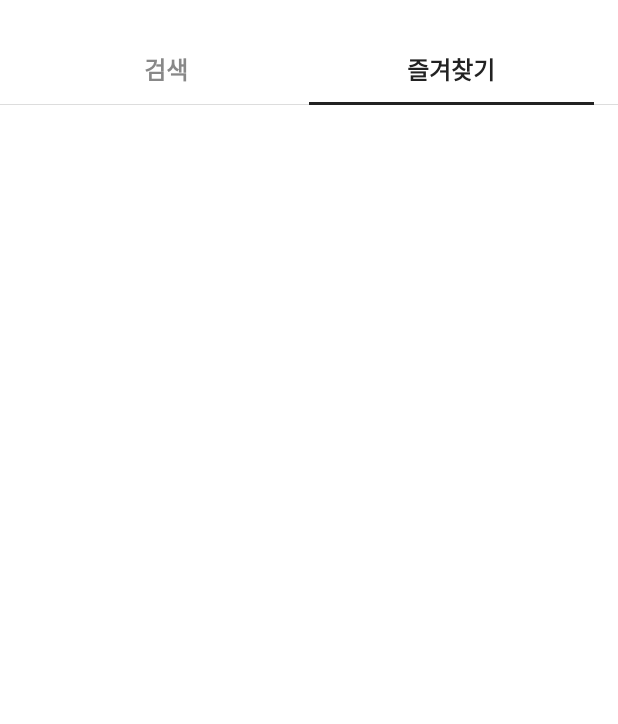
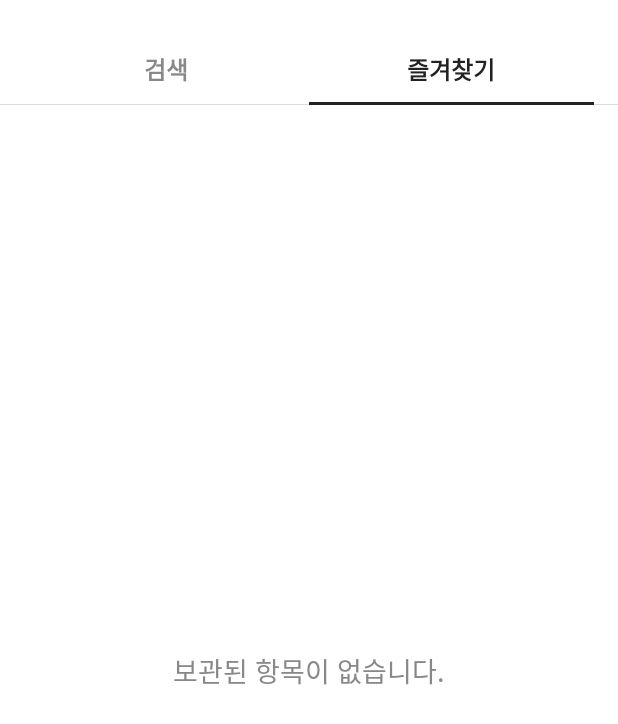
Before and after one commit to man-ramen-black/ImageCollector, an Android app: the screen it shows after launch (MainActivity), tab 2 chosen, on a phone screen of 412 x 824 dp. Shown: the top 724 px of the screen. Run offline under Robolectric (Android 15) with nearby library versions, the phone set to English and light mode, and no system bars; our stand-ins replace Dagger/Hilt's generated code, data binding, paging; pictures from the network do not load; 1 statement that could not run was skipped.

Commit message:
수정: 보관된 항목 없음 ui 추가, adapter itemCallback 설정 추가, 코드 정리

```diff
--- a/app/src/main/java/com/black/imagesearcher/base/data/BasePreferences.kt
+++ b/app/src/main/java/com/black/imagesearcher/base/data/BasePreferences.kt
@@ -24,7 +24,6 @@ abstract class BasePreferences(private val context: Context) {
             preferences.registerOnSharedPreferenceChangeListener(listener)
 
             awaitClose {
-                Log.d("flow close")
                 preferences.unregisterOnSharedPreferenceChangeListener(listener)
             }
         }
--- a/app/src/main/java/com/black/imagesearcher/ui/main/favorite/FavoriteAdapter.kt
+++ b/app/src/main/java/com/black/imagesearcher/ui/main/favorite/FavoriteAdapter.kt
@@ -2,16 +2,15 @@ package com.black.imagesearcher.ui.main.favorite
 
 import android.view.ViewGroup
 import androidx.databinding.ViewDataBinding
+import com.black.imagesearcher.R
 import com.black.imagesearcher.base.adapter.BaseListAdapter
 import com.black.imagesearcher.base.adapter.BaseViewHolder
-import com.black.imagesearcher.data.model.Content
-import com.black.imagesearcher.R
 import com.black.imagesearcher.databinding.ItemFavoriteBinding
 
 /**
  * [FavoriteFragment]
  **/
-class FavoriteAdapter: BaseListAdapter<FavoriteItem>() {
+class FavoriteAdapter: BaseListAdapter<FavoriteItem>({ old, new -> old.content == new.content }) {
     class ViewHolder(binding: ItemFavoriteBinding): BaseViewHolder<ItemFavoriteBinding, FavoriteItem>(binding) {
         override fun bind(item: FavoriteItem) {
             binding.item = item
--- a/app/src/main/java/com/black/imagesearcher/ui/main/favorite/FavoriteFragment.kt
+++ b/app/src/main/java/com/black/imagesearcher/ui/main/favorite/FavoriteFragment.kt
@@ -23,6 +23,7 @@ class FavoriteFragment: BaseFragment<FragmentFavoriteBinding>() {
     override fun onBindVariable(binding: FragmentFavoriteBinding) {
         adapter = FavoriteAdapter()
         binding.adapter = adapter
+        binding.viewModel = viewModel
         viewModel.observeEvent(viewLifecycleOwner, this)
 
         lifecycleScope.launch {
--- a/app/src/main/java/com/black/imagesearcher/ui/main/favorite/FavoriteViewModel.kt
+++ b/app/src/main/java/com/black/imagesearcher/ui/main/favorite/FavoriteViewModel.kt
@@ -1,15 +1,14 @@
 package com.black.imagesearcher.ui.main.favorite
 
-import androidx.lifecycle.viewModelScope
+import androidx.lifecycle.asLiveData
 import com.black.imagesearcher.base.viewmodel.EventViewModel
 import com.black.imagesearcher.data.SearchRepository
 import com.black.imagesearcher.data.model.Content
 import com.black.imagesearcher.util.Log
-import com.black.imagesearcher.util.Util.isNotCompleted
 import dagger.hilt.android.lifecycle.HiltViewModel
-import kotlinx.coroutines.Job
+import kotlinx.coroutines.flow.count
+import kotlinx.coroutines.flow.distinctUntilChanged
 import kotlinx.coroutines.flow.map
-import kotlinx.coroutines.launch
 import javax.inject.Inject
 
 /**
@@ -34,6 +33,11 @@ class FavoriteViewModel @Inject constructor(
             }
         }
 
+    val isEmpty = favoriteFlow
+        .map { it.isEmpty() }
+        .distinctUntilChanged()
+        .asLiveData()
+
     private fun onClickContent(content: Content) {
         Log.v(content)
         sendEvent(EVENT_SHOW_DETAIL, content)
--- a/app/src/main/java/com/black/imagesearcher/ui/main/search/SearchAdapter.kt
+++ b/app/src/main/java/com/black/imagesearcher/ui/main/search/SearchAdapter.kt
@@ -8,7 +8,17 @@ import com.black.imagesearcher.R
 import com.black.imagesearcher.databinding.ItemSearchBinding
 import com.black.imagesearcher.databinding.ItemSearchDividerBinding
 
-class SearchAdapter: BasePagingAdapter<SearchItem>() {
+class SearchAdapter: BasePagingAdapter<SearchItem>({ old, new ->
+    when {
+        old is SearchItem.ContentItem && new is SearchItem.ContentItem -> {
+            old.content == new.content
+        }
+        old is SearchItem.PageDivider && new is SearchItem.PageDivider -> {
+            old.page == new.page
+        }
+        else -> false
+    }
+}) {
     companion object {
         private const val VIEW_TYPE_SEARCH_ITEM = 0
         private const val VIEW_TYPE_DIVIDER = 1
--- a/app/src/main/res/layout/fragment_favorite.xml
+++ b/app/src/main/res/layout/fragment_favorite.xml
@@ -2,9 +2,13 @@
 <layout xmlns:android="http://schemas.android.com/apk/res/android"
     xmlns:app="http://schemas.android.com/apk/res-auto">
     <data>
+        <import type="android.view.View"/>
         <variable
             name="adapter"
             type="com.black.imagesearcher.ui.main.favorite.FavoriteAdapter" />
+        <variable
+            name="viewModel"
+            type="com.black.imagesearcher.ui.main.favorite.FavoriteViewModel" />
     </data>
     <androidx.constraintlayout.widget.ConstraintLayout
         android:layout_width="match_parent"
@@ -26,5 +30,20 @@
             android:adapter="@{adapter}"
             />
 
+        <TextView
+            android:id="@+id/empty_message"
+            android:layout_width="wrap_content"
+            android:layout_height="wrap_content"
+            app:layout_constraintTop_toTopOf="parent"
+            app:layout_constraintBottom_toBottomOf="parent"
+            app:layout_constraintLeft_toLeftOf="parent"
+            app:layout_constraintRight_toRightOf="parent"
+            android:gravity="center"
+            android:text="@string/favorite_empty_message"
+            android:textColor="@color/grey_88"
+            android:textSize="18sp"
+            android:visibility="@{viewModel.isEmpty ? View.VISIBLE : View.GONE}"
+            />
+
     </androidx.constraintlayout.widget.ConstraintLayout>
 </layout>
--- a/app/src/main/res/layout/item_search_divider.xml
+++ b/app/src/main/res/layout/item_search_divider.xml
@@ -11,6 +11,7 @@
     <androidx.constraintlayout.widget.ConstraintLayout
         android:layout_width="match_parent"
         android:layout_height="wrap_content"
+        android:paddingTop="12dp"
         android:paddingBottom="15dp"
         android:paddingLeft="20dp"
         android:paddingRight="20dp"
@@ -35,7 +36,6 @@
             app:layout_constraintBottom_toBottomOf="parent"
             android:layout_marginTop="12dp"
             android:background="@color/grey_e6"
-            android:visibility="@{item.page == PageDivider.PAGE_LAST ? View.GONE : View.VISIBLE}"
             />
 
     </androidx.constraintlayout.widget.ConstraintLayout>
--- a/app/src/main/res/values/strings.xml
+++ b/app/src/main/res/values/strings.xml
@@ -13,4 +13,6 @@
     <string name="search_last_page">마지막</string>
     <string name="search_empty_message">검색 결과가 없습니다.</string>
     <string name="search_error_message">검색 중 에러가 발생하였습니다.\n%s</string>
+
+    <string name="favorite_empty_message">보관된 항목이 없습니다.</string>
 </resources>
```
